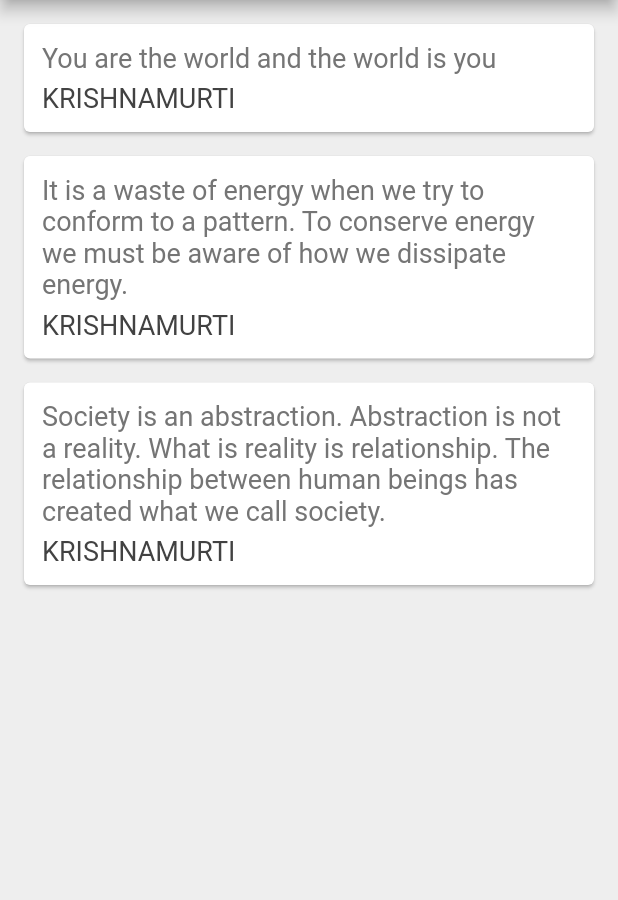
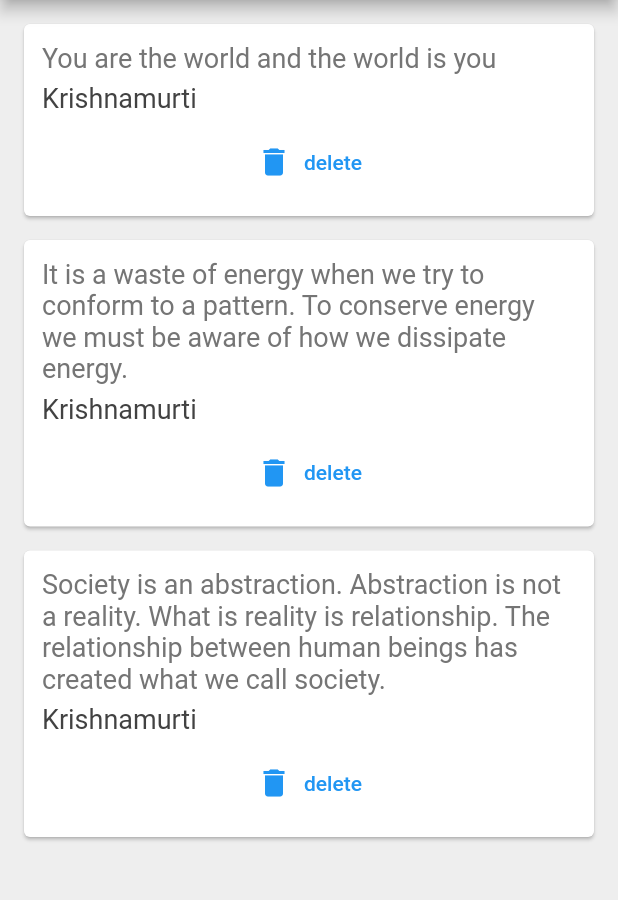
Before and after one commit to Maria358/Quotes, a Flutter app: the screen it shows after launch, on a phone screen of 412 x 824 dp, the part 84-984 px from its top. Run offline on Flutter 3.47's test engine with Material 2 defaults, Android fonts, the phone set to English and light mode, and no system bars.

Commit message:
add delete functionality

```diff
--- a/lib/main.dart
+++ b/lib/main.dart
@@ -1,6 +1,7 @@
 import 'package:flutter/cupertino.dart';
 import 'package:flutter/material.dart';
 import 'quote.dart';
+import 'quote_card.dart';
 
 void main() => runApp(const MaterialApp(home: Quotes()));
 
@@ -13,18 +14,14 @@ class Quotes extends StatefulWidget {
 
 class _QuotesState extends State<Quotes> {
   List<Quote> quotes = [
-    Quote('You are the world and the world is you', 'KRISHNAMURTI'),
+    Quote('You are the world and the world is you', 'Krishnamurti'),
     Quote(
         'It is a waste of energy when we try to conform to a pattern. To conserve energy we must be aware of how we dissipate energy.',
-        'KRISHNAMURTI'),
+        'Krishnamurti'),
     Quote(
         'Society is an abstraction. Abstraction is not a reality. What is reality is relationship. The relationship between human beings has created what we call society.',
-        'KRISHNAMURTI'),
+        'Krishnamurti'),
   ];
-
-  Widget QuoteTemplate(quote) {
-    return QuoteCard(quote: quote);
-  }
 
   @override
   Widget build(BuildContext context) {
@@ -37,35 +34,13 @@ class _QuotesState extends State<Quotes> {
         ),
         body: Column(
             children: quotes
-                .map((quote) => QuoteTemplate(quote))
+                .map((quote) => QuoteCard(
+                    quote: quote,
+                    delete: () {
+                      setState(() {
+                        quotes.remove(quote);
+                      });
+                    }))
                 .toList()));
   }
 }
-
-class QuoteCard extends StatelessWidget {
-
-  final Quote quote;
-  QuoteCard ({ required this.quote });
-
-  @override
-  Widget build(BuildContext context) {
-    return Card(
-        margin: const EdgeInsets.fromLTRB(16.0, 16.0, 16.0, 0.0),
-        child: Padding(
-          padding: const EdgeInsets.all(12.0),
-          child: Column(
-              crossAxisAlignment: CrossAxisAlignment.stretch,
-              children: <Widget>[
-           Text(
-               quote.text,
-               style: TextStyle(fontSize: 18.0, color: Colors.grey[600])
-           ),
-           const SizedBox(height: 6.0),
-           Text(
-               quote.author,
-               style: TextStyle(fontSize: 18.0, color: Colors.grey[800])
-           )
-    ]),
-        ));
-  }
-}
--- /dev/null
+++ b/lib/quote_card.dart
@@ -0,0 +1,34 @@
+import 'package:flutter/material.dart';
+import 'quote.dart';
+
+class QuoteCard extends StatelessWidget {
+  final Quote quote;
+  final Function delete;
+
+  QuoteCard({required this.quote, required this.delete});
+
+  @override
+  Widget build(BuildContext context) {
+    return Card(
+        margin: const EdgeInsets.fromLTRB(16.0, 16.0, 16.0, 0.0),
+        child: Padding(
+          padding: const EdgeInsets.all(12.0),
+          child: Column(
+              crossAxisAlignment: CrossAxisAlignment.stretch,
+              children: <Widget>[
+                Text(quote.text,
+                    style: TextStyle(fontSize: 18.0, color: Colors.grey[600])),
+                const SizedBox(height: 6.0),
+                Text(quote.author,
+                    style: TextStyle(fontSize: 18.0, color: Colors.grey[800])),
+                const SizedBox(height: 8.0),
+                TextButton.icon(
+                    onPressed: () {
+                      delete();
+                    },
+                    label: const Text('delete'),
+                    icon: const Icon(Icons.delete)),
+              ]),
+        ));
+  }
+}
```
